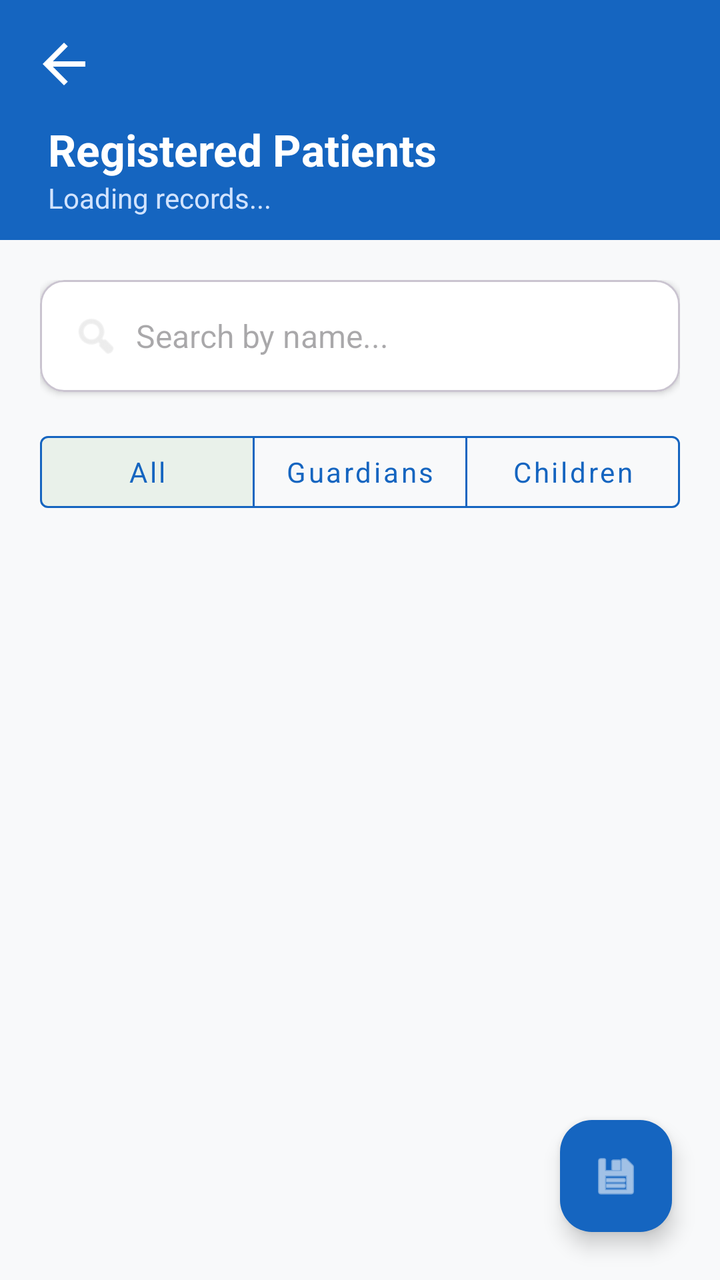
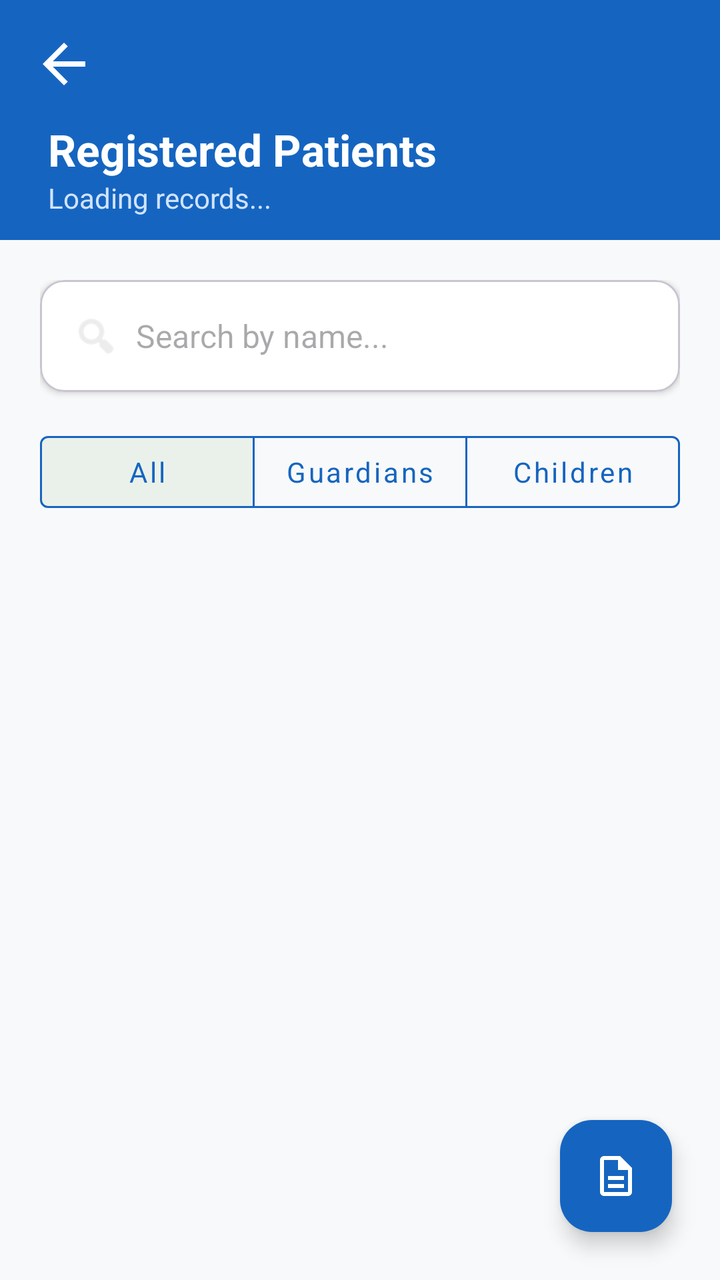

Compare the two renders of this Android layout. The source of the first and the diff that turns it into the second are given below.
<!-- AndroidManifest.xml: application theme Theme.Mobicare -->
<!-- res/layout/fragment_view_mothers.xml -->
<?xml version="1.0" encoding="utf-8"?>
<androidx.constraintlayout.widget.ConstraintLayout xmlns:android="http://schemas.android.com/apk/res/android"
    xmlns:app="http://schemas.android.com/apk/res-auto"
    android:layout_width="match_parent"
    android:layout_height="match_parent"
    android:background="#F8F9FA">

    
    <View
        android:id="@+id/headerView"
        android:layout_width="match_parent"
        android:layout_height="120dp"
        android:background="@color/trust_blue"
        app:layout_constraintTop_toTopOf="parent" />

    
    <ImageView
        android:id="@+id/btnBack"
        android:layout_width="32dp"
        android:layout_height="32dp"
        android:layout_marginStart="16dp"
        android:layout_marginTop="16dp"
        android:src="@drawable/ic_back"
        app:layout_constraintStart_toStartOf="parent"
        app:layout_constraintTop_toTopOf="parent"
        app:tint="@color/pure_white" />

    
    <TextView
        android:id="@+id/tvTitle"
        android:layout_width="wrap_content"
        android:layout_height="wrap_content"
        android:layout_marginStart="24dp"
        android:layout_marginTop="12dp"
        android:text="Registered Patients"
        android:textColor="@color/pure_white"
        android:textSize="22sp"
        android:textStyle="bold"
        app:layout_constraintStart_toStartOf="parent"
        app:layout_constraintTop_toBottomOf="@+id/btnBack" />

    
    <TextView
        android:id="@+id/tvCount"
        android:layout_width="wrap_content"
        android:layout_height="wrap_content"
        android:text="Loading records..."
        android:textColor="#D1E3FF"
        android:textSize="14sp"
        app:layout_constraintStart_toStartOf="@+id/tvTitle"
        app:layout_constraintTop_toBottomOf="@+id/tvTitle" />

    
    <androidx.core.widget.NestedScrollView
        android:layout_width="match_parent"
        android:layout_height="0dp"
        app:layout_constraintBottom_toBottomOf="parent"
        app:layout_constraintTop_toBottomOf="@+id/headerView">

        <LinearLayout
            android:layout_width="match_parent"
            android:layout_height="wrap_content"
            android:orientation="vertical"
            android:padding="20dp">

            
            <com.google.android.material.card.MaterialCardView
                android:layout_width="match_parent"
                android:layout_height="wrap_content"
                android:layout_marginBottom="16dp"
                app:cardBackgroundColor="@android:color/white"
                app:cardCornerRadius="12dp"
                app:cardElevation="2dp">

                <LinearLayout
                    android:layout_width="match_parent"
                    android:layout_height="wrap_content"
                    android:gravity="center_vertical"
                    android:orientation="horizontal"
                    android:paddingHorizontal="16dp"
                    android:paddingVertical="4dp">

                    <ImageView
                        android:layout_width="24dp"
                        android:layout_height="24dp"
                        android:src="@android:drawable/ic_menu_search"
                        app:tint="@color/cool_grey" />

                    <EditText
                        android:id="@+id/etSearchPatient"
                        android:layout_width="match_parent"
                        android:layout_height="48dp"
                        android:layout_marginStart="8dp"
                        android:background="@null"
                        android:hint="Search by name..."
                        android:inputType="textPersonName"
                        android:textColor="@color/slate_navy"
                        android:textSize="16sp" />
                </LinearLayout>
            </com.google.android.material.card.MaterialCardView>

            
            <com.google.android.material.button.MaterialButtonToggleGroup
                android:id="@+id/toggleFilter"
                android:layout_width="match_parent"
                android:layout_height="wrap_content"
                android:layout_marginBottom="16dp"
                app:checkedButton="@id/btnFilterAll"
                app:singleSelection="true">

                <com.google.android.material.button.MaterialButton
                    android:id="@+id/btnFilterAll"
                    style="@style/Widget.MaterialComponents.Button.OutlinedButton"
                    android:layout_width="0dp"
                    android:layout_height="wrap_content"
                    android:layout_weight="1"
                    android:text="All"
                    android:textAllCaps="false"
                    android:textColor="@color/trust_blue"
                    app:strokeColor="@color/trust_blue" />

                <com.google.android.material.button.MaterialButton
                    android:id="@+id/btnFilterGuardians"
                    style="@style/Widget.MaterialComponents.Button.OutlinedButton"
                    android:layout_width="0dp"
                    android:layout_height="wrap_content"
                    android:layout_weight="1"
                    android:text="Guardians"
                    android:textAllCaps="false"
                    android:textColor="@color/trust_blue"
                    app:strokeColor="@color/trust_blue" />

                <com.google.android.material.button.MaterialButton
                    android:id="@+id/btnFilterChildren"
                    style="@style/Widget.MaterialComponents.Button.OutlinedButton"
                    android:layout_width="0dp"
                    android:layout_height="wrap_content"
                    android:layout_weight="1"
                    android:text="Children"
                    android:textAllCaps="false"
                    android:textColor="@color/trust_blue"
                    app:strokeColor="@color/trust_blue" />
            </com.google.android.material.button.MaterialButtonToggleGroup>

            
            <LinearLayout
                android:id="@+id/llPatientsList"
                android:layout_width="match_parent"
                android:layout_height="wrap_content"
                android:orientation="vertical" />

        </LinearLayout>
    </androidx.core.widget.NestedScrollView>

    
    <com.google.android.material.floatingactionbutton.FloatingActionButton
        android:id="@+id/btnExportPdf"
        android:layout_width="wrap_content"
        android:layout_height="wrap_content"
        android:layout_margin="24dp"
        android:src="@android:drawable/ic_menu_save"
        app:backgroundTint="@color/trust_blue"
        app:layout_constraintBottom_toBottomOf="parent"
        app:layout_constraintEnd_toEndOf="parent"
        app:tint="@color/pure_white" />

</androidx.constraintlayout.widget.ConstraintLayout>
<!-- resources referenced by this layout -->
<resources>
  <color name="cool_grey">#E0E0E0</color>
  <color name="pure_white">#FFFFFF</color>
  <color name="slate_navy">#263238</color>
  <color name="trust_blue">#1565C0</color>
  <!-- drawable ic_back (drawable) -->
  <vector xmlns:android="http://schemas.android.com/apk/res/android" android:autoMirrored="true" android:height="24dp" android:tint="#000000" android:viewportHeight="960" android:viewportWidth="960" android:width="24dp">
        
      <path android:fillColor="@android:color/white" android:pathData="M313,520L537,744L480,800L160,480L480,160L537,216L313,440L800,440L800,520L313,520Z"/>
      
  </vector>
  <style name="Theme.Mobicare" parent="Base.Theme.Mobicare" />
  <style name="Base.Theme.Mobicare" parent="Theme.Material3.DayNight.NoActionBar">
          <item name="android:fontFamily">sans-serif</item>
          <item name="fontFamily">sans-serif</item>
          <item name="colorPrimary">@color/healing_green</item>
          <item name="colorOnPrimary">@color/pure_white</item>
          <item name="colorPrimaryContainer">@color/healing_green</item>
          <item name="colorOnPrimaryContainer">@color/pure_white</item>
          <item name="android:statusBarColor">#155A91</item>
      </style>
  <color name="healing_green">#388E3C</color>
</resources>

<!-- the commit's change to res/layout/fragment_view_mothers.xml (unified diff, before → after) -->
@@ -158,7 +158,7 @@
         android:layout_width="wrap_content"
         android:layout_height="wrap_content"
         android:layout_margin="24dp"
-        android:src="@android:drawable/ic_menu_save"
+        android:src="@drawable/ic_records"
         app:backgroundTint="@color/trust_blue"
         app:layout_constraintBottom_toBottomOf="parent"
         app:layout_constraintEnd_toEndOf="parent"
<!-- resource entries referenced after the edit -->
@@ -8,6 +8,12 @@
   <vector xmlns:android="http://schemas.android.com/apk/res/android" android:autoMirrored="true" android:height="24dp" android:tint="#000000" android:viewportHeight="960" android:viewportWidth="960" android:width="24dp">
         
       <path android:fillColor="@android:color/white" android:pathData="M313,520L537,744L480,800L160,480L480,160L537,216L313,440L800,440L800,520L313,520Z"/>
+      
+  </vector>
+  <!-- drawable ic_records (drawable) -->
+  <vector xmlns:android="http://schemas.android.com/apk/res/android" android:height="24dp" android:tint="#000000" android:viewportHeight="960" android:viewportWidth="960" android:width="24dp">
+        
+      <path android:fillColor="@android:color/white" android:pathData="M320,720L640,720L640,640L320,640L320,720ZM320,560L640,560L640,480L320,480L320,560ZM240,880Q207,880 183.5,856.5Q160,833 160,800L160,160Q160,127 183.5,103.5Q207,80 240,80L560,80L800,320L800,800Q800,833 776.5,856.5Q753,880 720,880L240,880ZM520,360L520,160L240,160Q240,160 240,160Q240,160 240,160L240,800Q240,800 240,800Q240,800 240,800L720,800Q720,800 720,800Q720,800 720,800L720,360L520,360ZM240,160L240,160L240,360L240,360L240,160L240,360L240,360L240,800Q240,800 240,800Q240,800 240,800L240,800Q240,800 240,800Q240,800 240,800L240,160Q240,160 240,160Q240,160 240,160Z"/>
       
   </vector>
   <style name="Theme.Mobicare" parent="Base.Theme.Mobicare" />
